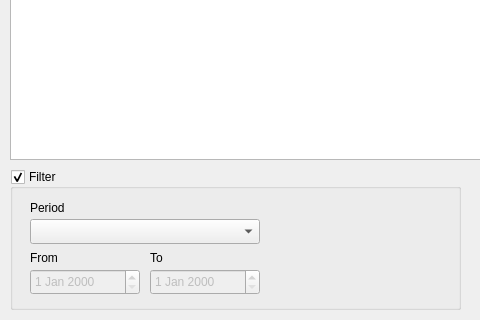
Old version of the form Widget/IncomeWidget.ui in the repository wslowinski/QtFinance; both pictures show x 0 to 480 and y 491 to 811 of the 1132 by 811 pixel window.
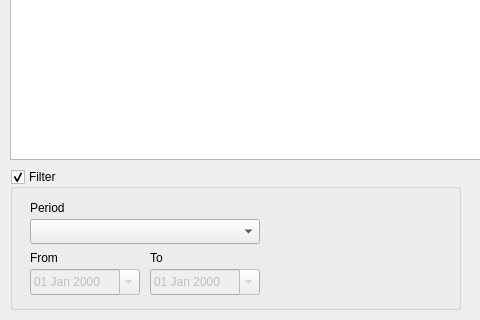
New version of the form. Icons and pictures are not drawn.

Patch:
```diff
--- a/Widget/IncomeWidget.ui
+++ b/Widget/IncomeWidget.ui
@@ -218,6 +218,15 @@
       <height>26</height>
      </rect>
     </property>
+    <property name="locale">
+     <locale language="English" country="UnitedStates"/>
+    </property>
+    <property name="displayFormat">
+     <string>dd MMM yyyy</string>
+    </property>
+    <property name="calendarPopup">
+     <bool>true</bool>
+    </property>
    </widget>
    <widget class="QDateEdit" name="dtTo">
     <property name="enabled">
@@ -231,6 +240,15 @@
       <height>26</height>
      </rect>
     </property>
+    <property name="locale">
+     <locale language="English" country="UnitedStates"/>
+    </property>
+    <property name="displayFormat">
+     <string>dd MMM yyyy</string>
+    </property>
+    <property name="calendarPopup">
+     <bool>true</bool>
+    </property>
    </widget>
   </widget>
  </widget>
```
